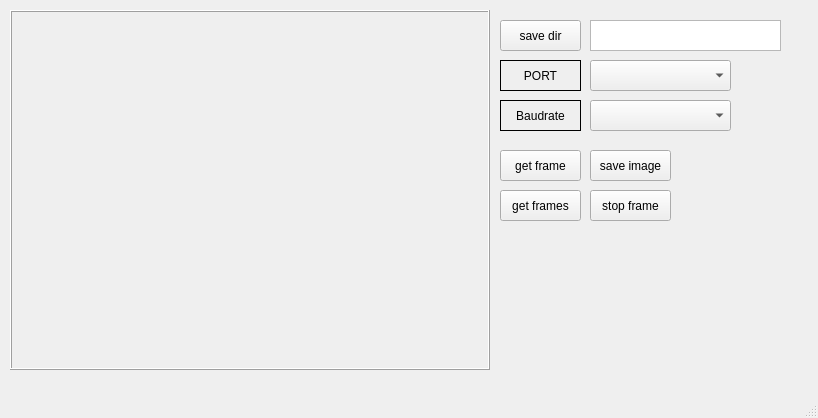
Above: CameraViewer_GUI/CameraViewer.ui from yjh2788/raspberry-pi-pico-FPGA before the change. Below: the same form after it.
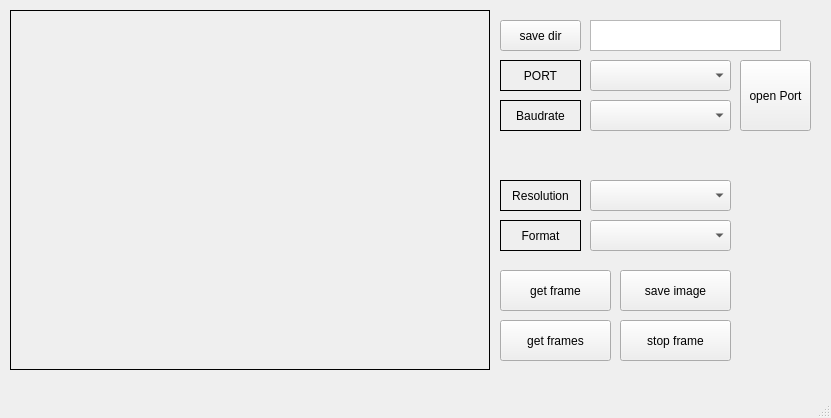
That is the form after the change.

Diff of the .ui file:
```diff
--- a/CameraViewer_GUI/CameraViewer.ui
+++ b/CameraViewer_GUI/CameraViewer.ui
@@ -6,7 +6,7 @@
    <rect>
     <x>0</x>
     <y>0</y>
-    <width>818</width>
+    <width>831</width>
     <height>418</height>
    </rect>
   </property>
@@ -14,22 +14,6 @@
    <string>MainWindow</string>
   </property>
   <widget class="QWidget" name="centralwidget">
-   <widget class="QFrame" name="frame_img">
-    <property name="geometry">
-     <rect>
-      <x>10</x>
-      <y>10</y>
-      <width>480</width>
-      <height>360</height>
-     </rect>
-    </property>
-    <property name="frameShape">
-     <enum>QFrame::Box</enum>
-    </property>
-    <property name="frameShadow">
-     <enum>QFrame::Raised</enum>
-    </property>
-   </widget>
    <widget class="QComboBox" name="comboBox_port">
     <property name="geometry">
      <rect>
@@ -92,9 +76,9 @@
     <property name="geometry">
      <rect>
       <x>500</x>
-      <y>150</y>
-      <width>81</width>
-      <height>31</height>
+      <y>270</y>
+      <width>111</width>
+      <height>41</height>
      </rect>
     </property>
     <property name="text">
@@ -104,10 +88,10 @@
    <widget class="QPushButton" name="pushButton_stop_frame">
     <property name="geometry">
      <rect>
-      <x>590</x>
-      <y>190</y>
-      <width>81</width>
-      <height>31</height>
+      <x>620</x>
+      <y>320</y>
+      <width>111</width>
+      <height>41</height>
      </rect>
     </property>
     <property name="text">
@@ -117,10 +101,10 @@
    <widget class="QPushButton" name="pushButton_save_image">
     <property name="geometry">
      <rect>
-      <x>590</x>
-      <y>150</y>
-      <width>81</width>
-      <height>31</height>
+      <x>620</x>
+      <y>270</y>
+      <width>111</width>
+      <height>41</height>
      </rect>
     </property>
     <property name="text">
@@ -154,15 +138,102 @@
     <property name="geometry">
      <rect>
       <x>500</x>
-      <y>190</y>
-      <width>81</width>
-      <height>31</height>
+      <y>320</y>
+      <width>111</width>
+      <height>41</height>
      </rect>
     </property>
     <property name="text">
      <string>get frames</string>
     </property>
    </widget>
+   <widget class="QPushButton" name="pushButton_open_port">
+    <property name="geometry">
+     <rect>
+      <x>740</x>
+      <y>60</y>
+      <width>71</width>
+      <height>71</height>
+     </rect>
+    </property>
+    <property name="text">
+     <string>open Port</string>
+    </property>
+   </widget>
+   <widget class="QLabel" name="label_resolution">
+    <property name="geometry">
+     <rect>
+      <x>500</x>
+      <y>180</y>
+      <width>81</width>
+      <height>31</height>
+     </rect>
+    </property>
+    <property name="frameShape">
+     <enum>QFrame::Box</enum>
+    </property>
+    <property name="text">
+     <string>Resolution</string>
+    </property>
+    <property name="alignment">
+     <set>Qt::AlignCenter</set>
+    </property>
+   </widget>
+   <widget class="QComboBox" name="comboBox_resolution">
+    <property name="geometry">
+     <rect>
+      <x>590</x>
+      <y>180</y>
+      <width>141</width>
+      <height>31</height>
+     </rect>
+    </property>
+   </widget>
+   <widget class="QLabel" name="label_Format">
+    <property name="geometry">
+     <rect>
+      <x>500</x>
+      <y>220</y>
+      <width>81</width>
+      <height>31</height>
+     </rect>
+    </property>
+    <property name="frameShape">
+     <enum>QFrame::Box</enum>
+    </property>
+    <property name="text">
+     <string>Format</string>
+    </property>
+    <property name="alignment">
+     <set>Qt::AlignCenter</set>
+    </property>
+   </widget>
+   <widget class="QComboBox" name="comboBox_Format">
+    <property name="geometry">
+     <rect>
+      <x>590</x>
+      <y>220</y>
+      <width>141</width>
+      <height>31</height>
+     </rect>
+    </property>
+   </widget>
+   <widget class="QLabel" name="label_img">
+    <property name="geometry">
+     <rect>
+      <x>10</x>
+      <y>10</y>
+      <width>480</width>
+      <height>360</height>
+     </rect>
+    </property>
+    <property name="frameShape">
+     <enum>QFrame::Panel</enum>
+    </property>
+    <property name="text">
+     <string/>
+    </property>
+   </widget>
   </widget>
   <widget class="QMenuBar" name="menubar">
    <property name="geometry">
```
Left out of the diff: 2 changed lines with no effect on the pictures.
